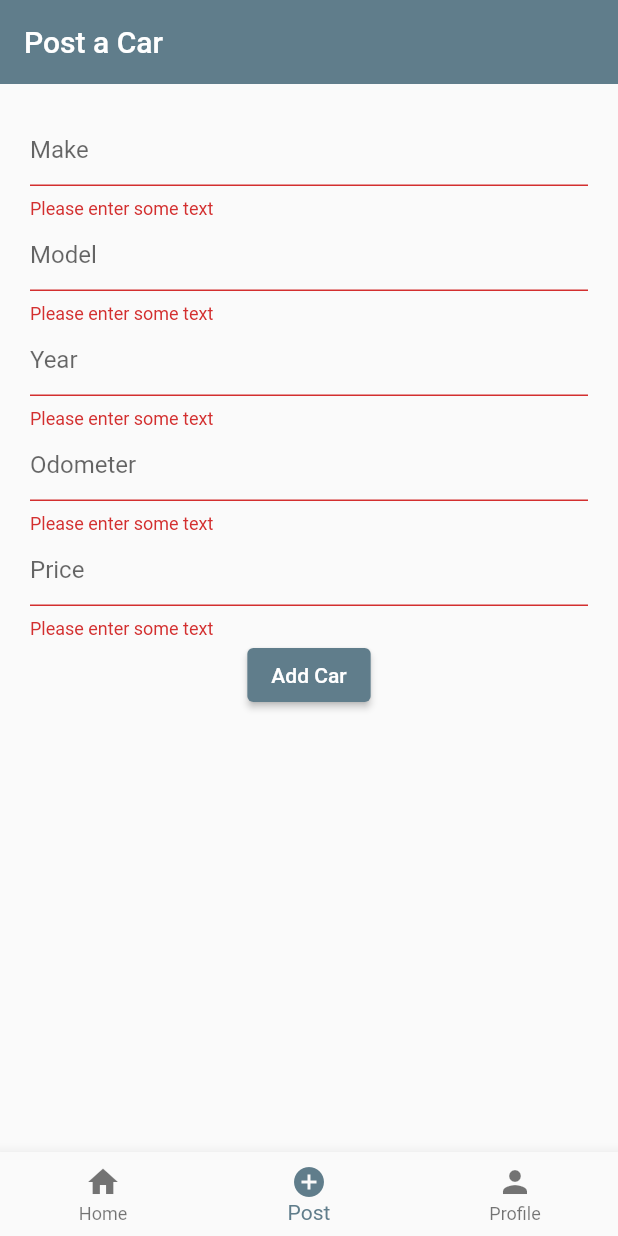
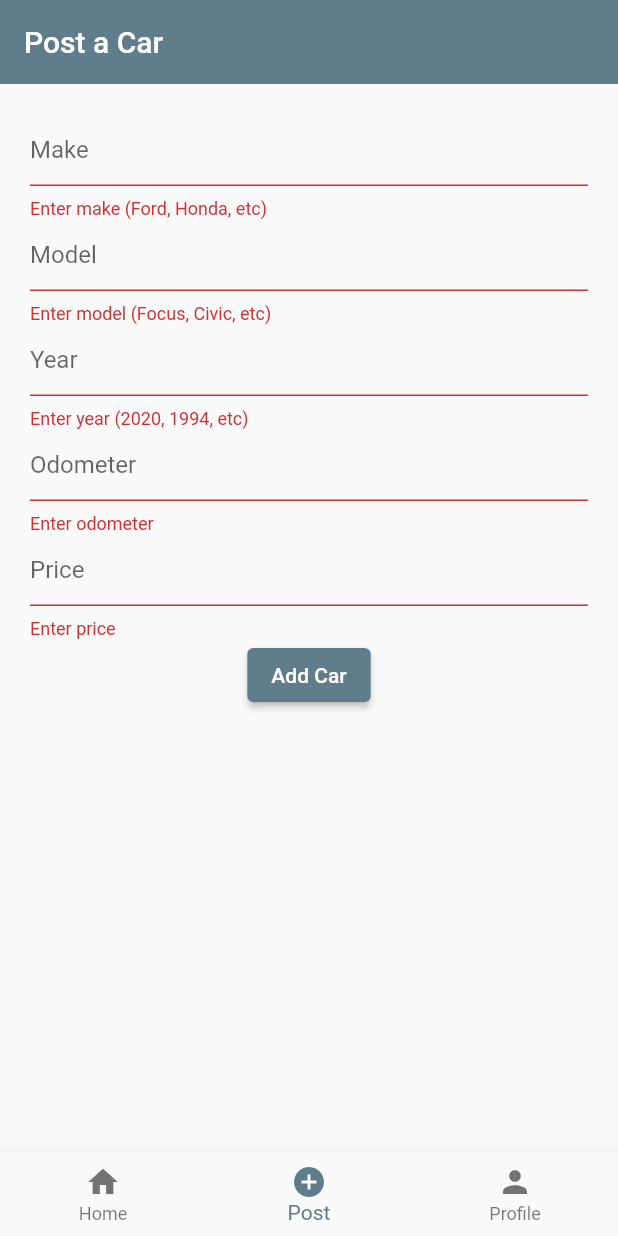
Before and after one commit to domtom1126/stick_testing, a Flutter app: the screen it shows after launch, item 2 of the bottom bar chosen, after a tap on "Add Car", on a phone screen of 412 x 824 dp. Run offline on Flutter 3.47's test engine with Material 2 defaults, Android fonts, the phone set to English and light mode, and no system bars; our stand-ins replace cloud_firestore, firebase_core; accounts and stored records are empty.

Commit message:
Added proper validation messages for empty fields

```diff
--- a/lib/widgets/form_widgets/form_widgets.dart
+++ b/lib/widgets/form_widgets/form_widgets.dart
@@ -31,7 +31,7 @@ Widget makeInput() {
     ),
     validator: (value) {
       if (value!.isEmpty) {
-        return 'Please enter some text';
+        return 'Enter make (Ford, Honda, etc)';
       }
       return null;
     },
@@ -46,7 +46,7 @@ Widget modelInput() {
     ),
     validator: (value) {
       if (value!.isEmpty) {
-        return 'Please enter some text';
+        return 'Enter model (Focus, Civic, etc)';
       }
       return null;
     },
@@ -61,7 +61,7 @@ Widget yearInput() {
     ),
     validator: (value) {
       if (value!.isEmpty) {
-        return 'Please enter some text';
+        return 'Enter year (2020, 1994, etc)';
       }
       return null;
     },
@@ -76,7 +76,7 @@ Widget odometerInput() {
     ),
     validator: (value) {
       if (value!.isEmpty) {
-        return 'Please enter some text';
+        return 'Enter odometer';
       }
       return null;
     },
@@ -91,7 +91,7 @@ Widget priceInput() {
     ),
     validator: (value) {
       if (value!.isEmpty) {
-        return 'Please enter some text';
+        return 'Enter price';
       }
       return null;
     },
@@ -106,7 +106,7 @@ Widget addCarButton() {
           addCar();
         }
       },
-      child: Text('Add Car'));
+      child: const Text('Add Car'));
 }
 
 Future addCar() async {
@@ -117,20 +117,8 @@ Future addCar() async {
       odometer: _odometerController.text,
       price: _priceController.text,
       dateAdded: DateTime.now().toString());
-  CollectionReference addPost = FirebaseFirestore.instance.collection('posts');
   if (_formKey.currentState!.validate()) {
     postListing.addPost();
-    // await addPost.add({
-    //   'make': _makeController.text,
-    //   'model': _modelController.text,
-    //   'year': _yearController.text,
-    //   'odometer': _odometerController.text,
-    //   'price': _priceController.text,
-    //   'date_added': DateTime.now(),
-    // });
-
-  } else {
-    // todo check is user has filled all fields
-    print('invalid');
+    // check if user has filled all fields
   }
 }
```
